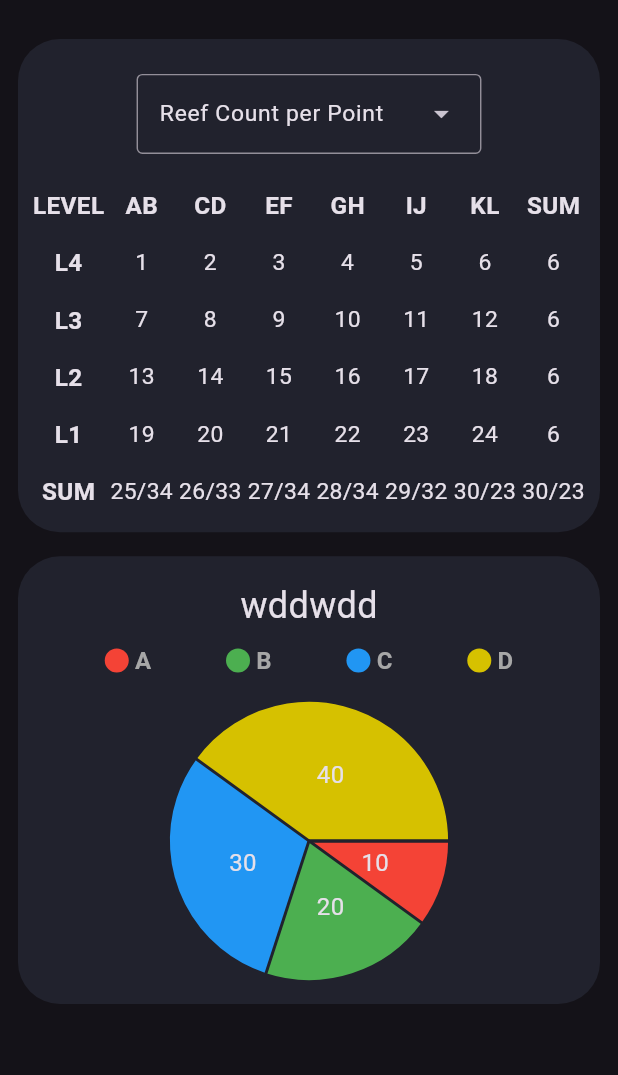
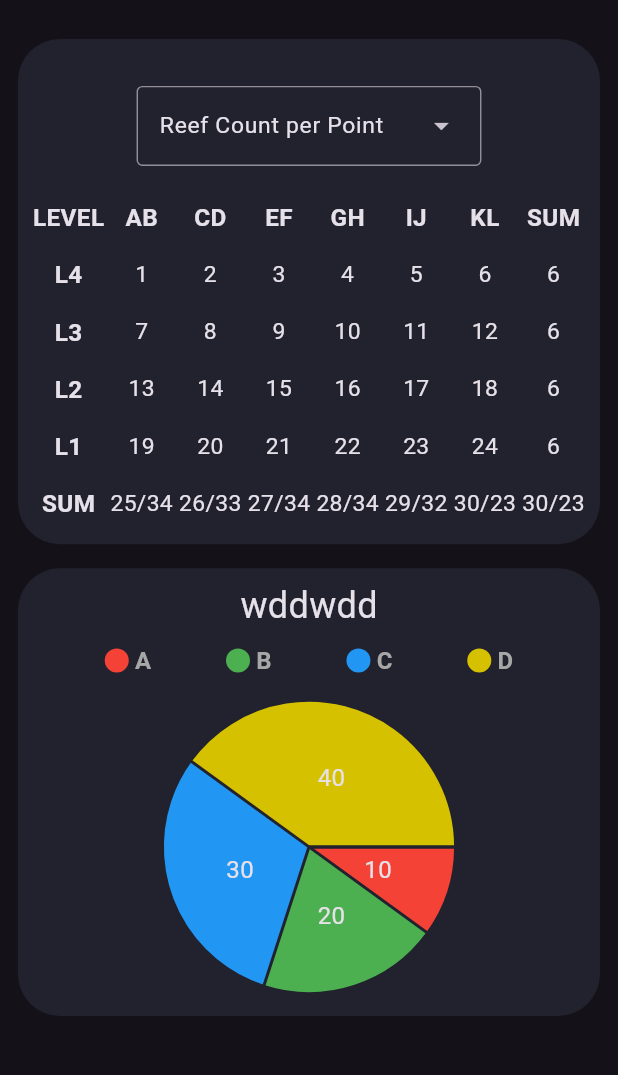
Before and after one commit to eran0926/FRC6998_2025_scouting_viewer, a Flutter app: the AutoDataPage screen opened by its route, on a phone screen of 412 x 824 dp, the part 63-1138 px from its top. Run offline on Flutter 3.47's test engine with Material 3 defaults, Android fonts, the phone set to English and light mode, and no system bars; drawn by our look-alikes of fl_chart; our stand-ins replace go_router, logger, responsive_framework; network calls fail.

Commit message:
fix:fix pie chart widget

```diff
--- a/lib/widgets/card_widget.dart
+++ b/lib/widgets/card_widget.dart
@@ -20,17 +20,14 @@ class CardWidget extends StatelessWidget {
         color: Color(0xFF21222D),
         borderRadius: BorderRadius.circular(28),
       ),
-      child: title.isEmpty
-          ? child
-          : Column(
-              children: [
-                SizedBox(height: title.isNotEmpty ? 8 : 16),
-                if (title.isNotEmpty)
-                  Text(title, style: TextStyle(fontSize: 24)),
-                if (title.isNotEmpty) SizedBox(height: 8),
-                Expanded(child: child),
-              ],
-            ),
+      child: Column(
+        children: [
+          SizedBox(height: title.isNotEmpty ? 0 : 8),
+          if (title.isNotEmpty) Text(title, style: TextStyle(fontSize: 24)),
+          if (title.isNotEmpty) SizedBox(height: 8),
+          child,
+        ],
+      ),
     );
 
     if (aspectRatio != null) {
--- a/lib/widgets/pie_chart_widget.dart
+++ b/lib/widgets/pie_chart_widget.dart
@@ -15,6 +15,7 @@ class PieChartWidget extends StatelessWidget {
     return CardWidget(
       title: title,
       aspectRatio: 1.3,
+      child: Expanded(
         child: Column(
           children: [
             Row(
@@ -64,6 +65,7 @@ class PieChartWidget extends StatelessWidget {
             SizedBox(height: 8),
           ],
         ),
+      ),
     );
   }
 }
```
Lines whose indentation alone changed are shown as unchanged.
